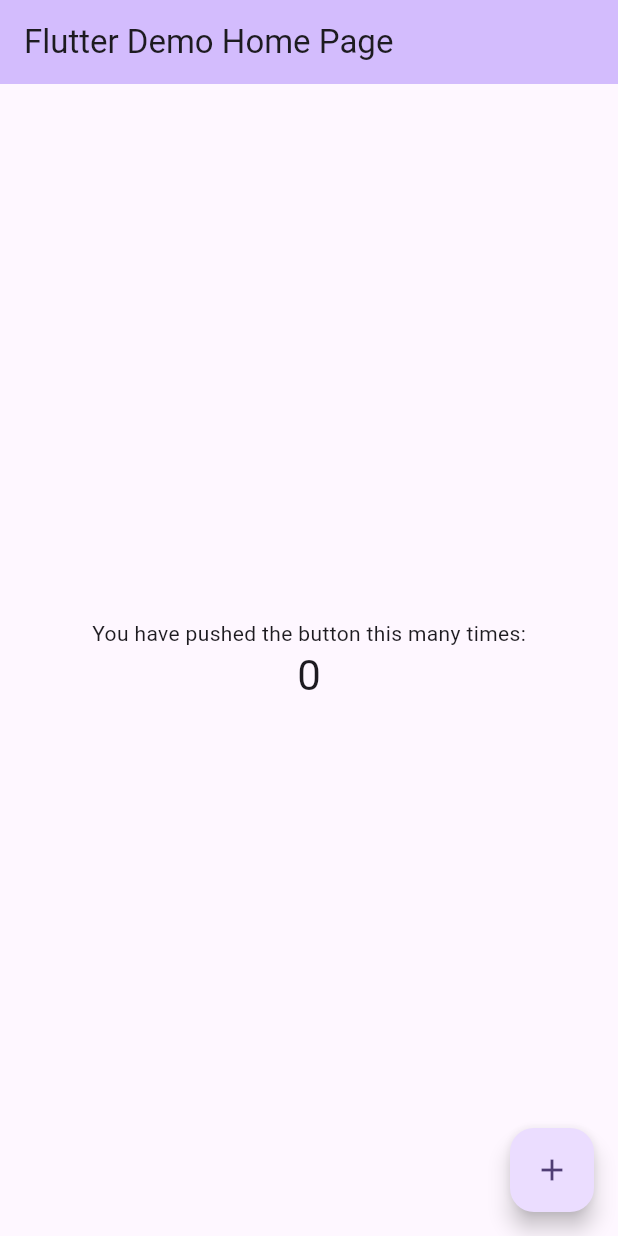
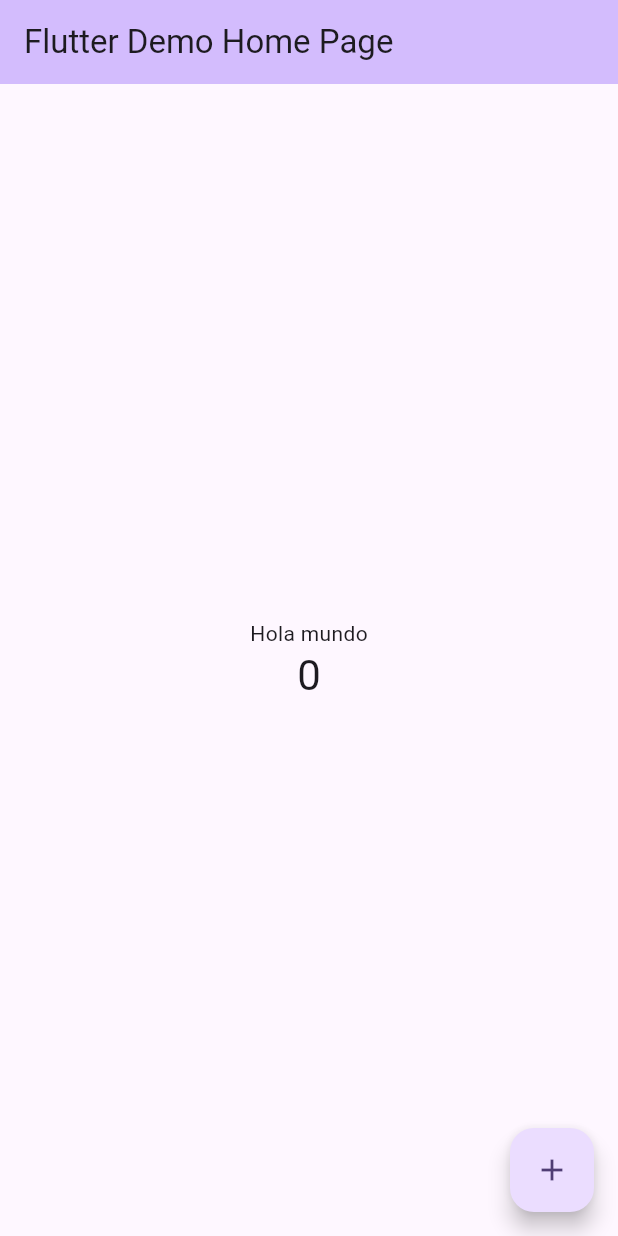
Before and after one commit to Juanipis/dance_club_comuna_8, a Flutter app: the screen it shows after launch, on a phone screen of 412 x 824 dp. Run offline on Flutter 3.47's test engine with Material 3 defaults, Android fonts, the phone set to English and light mode, and no system bars; our stand-ins replace firebase_core; accounts and stored records are empty.

Commit message:
first commit on test

```diff
--- a/lib/main.dart
+++ b/lib/main.dart
@@ -55,7 +55,7 @@ class _MyHomePageState extends State<MyHomePage> {
           mainAxisAlignment: MainAxisAlignment.center,
           children: <Widget>[
             const Text(
-              'You have pushed the button this many times:',
+              'Hola mundo',
             ),
             Text(
               '$_counter',
```
